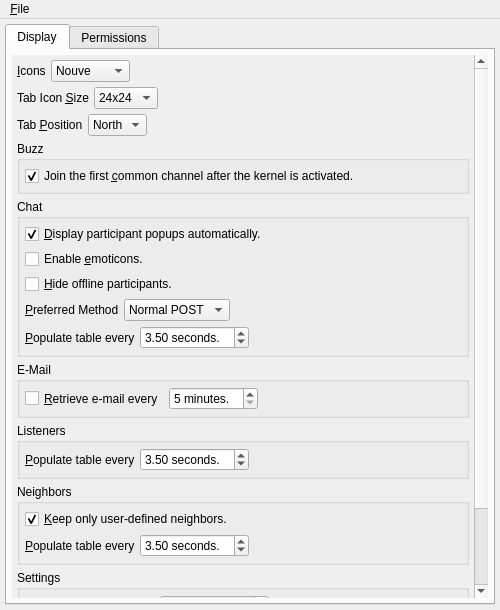
Before: the Qt Designer form GoldBug-UI/options.ui in xloem/spot-on-svn, drawn with Qt 5.
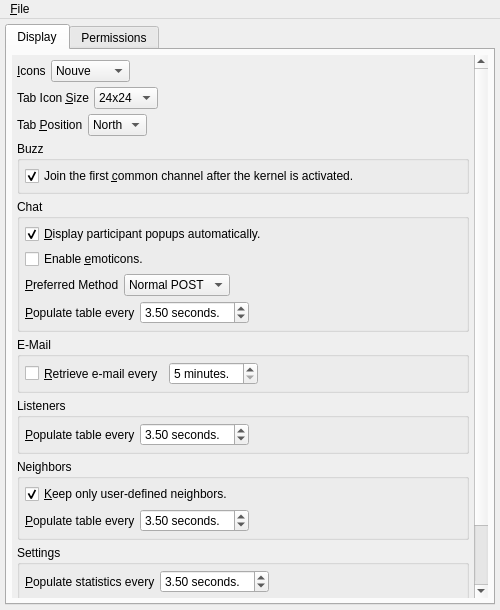
After: the same form once the commit is applied. Icons and pictures are not drawn.

Commit message: Moved hide-offline-participants into controlcenter.ui. Re-encode the PQ password.

```diff
--- a/GoldBug-UI/options.ui
+++ b/GoldBug-UI/options.ui
@@ -54,8 +54,8 @@
             <rect>
              <x>0</x>
              <y>0</y>
-             <width>461</width>
-             <height>656</height>
+             <width>458</width>
+             <height>640</height>
             </rect>
            </property>
            <layout class="QVBoxLayout" name="verticalLayout_9">
@@ -295,13 +295,6 @@
                  </property>
                 </widget>
                </item>
-               <item>
-                <widget class="QCheckBox" name="hideOfflineParticipants">
-                 <property name="text">
-                  <string>&amp;Hide offline participants.</string>
-                 </property>
-                </widget>
-               </item>
                <item>
                 <layout class="QHBoxLayout" name="horizontalLayout_5">
                  <property name="spacing">
```
Left out of the diff: 7 changed lines with no effect on the pictures. The commit also changes 8 other files.
